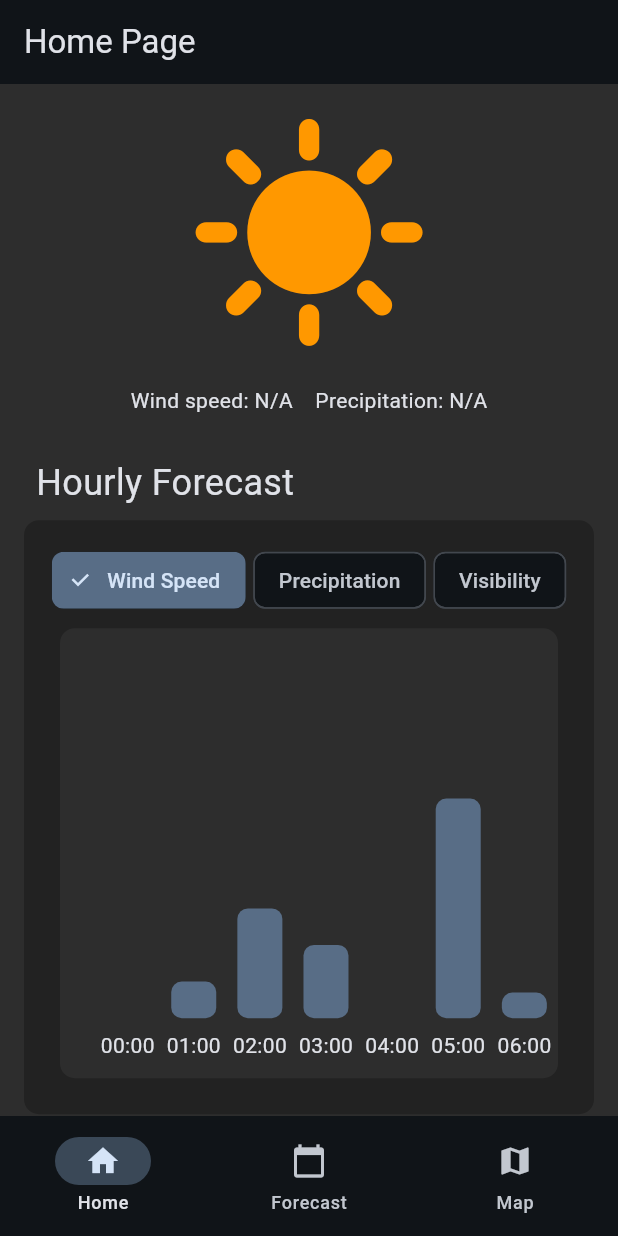
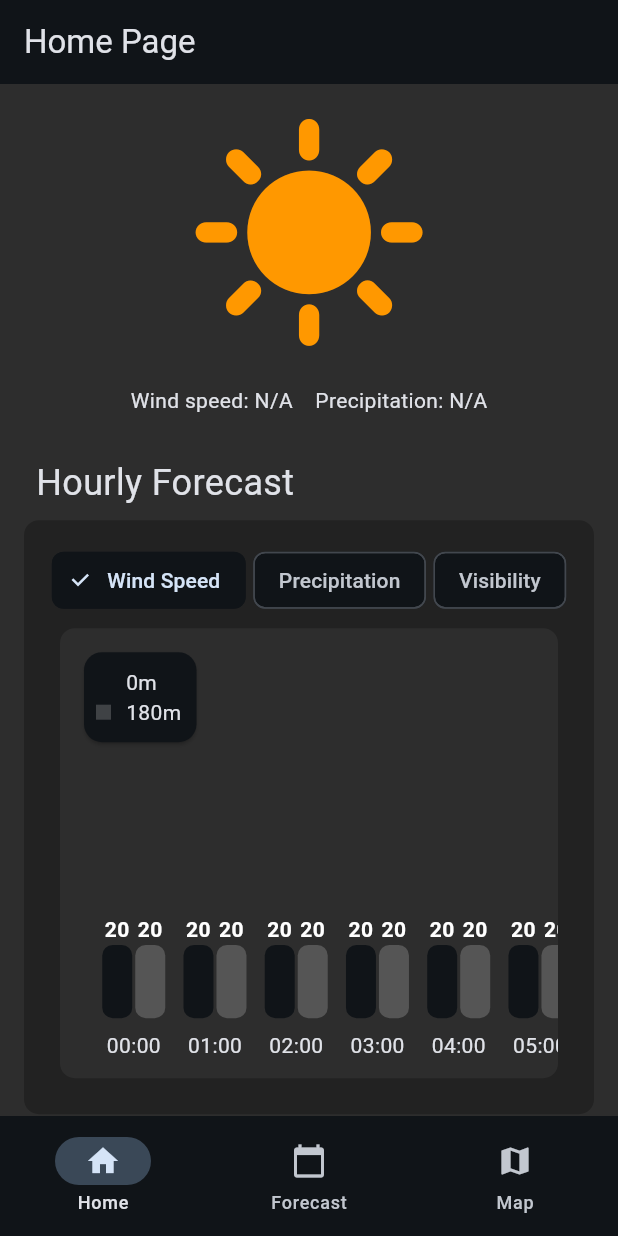
Before and after one commit to PunnyBunny/AeroWeatherProMax, a Flutter app: the screen it shows after launch, on a phone screen of 412 x 824 dp. Run offline on Flutter 3.47's test engine with Material 3 defaults, Android fonts, the phone set to English and light mode, and no system bars; drawn by our look-alikes of fl_chart; our stand-ins replace equatable.

Commit message:
fix assets

```diff
--- a/lib/pages/forecast_page.dart
+++ b/lib/pages/forecast_page.dart
@@ -1,6 +1,5 @@
 import 'package:aero_weather_pro_max/widgets/day_forecast.dart';
 import 'package:flutter/material.dart';
-
 
 class ForecastPage extends StatelessWidget {
   const ForecastPage({Key? key}) : super(key: key);
@@ -24,24 +23,19 @@ class ForecastPage extends StatelessWidget {
             ),
           ),
           Expanded(
-            child: SingleChildScrollView(
-              child: Column(
-                mainAxisAlignment: MainAxisAlignment.center,
-                crossAxisAlignment: CrossAxisAlignment.center,
-                children: [
-                  ListView.builder(
+            child: ListView.builder(
               shrinkWrap: true,
               itemCount: 7, // Forecast for 7 days
               itemBuilder: (context, index) {
-                      return DayForecastWidget(date: DateTime.now().add(Duration(days: index)));
+                return DayForecastWidget(
+                  indexOfDate: index,
+                  date: DateTime.now().add(Duration(days: index)),
+                );
               },
             ),
+          ),
         ],
-              )
-            )
-          )
-        ]
-      )
+      ),
     );
   }
 }
--- a/lib/pages/home_page.dart
+++ b/lib/pages/home_page.dart
@@ -45,7 +45,7 @@ class _HomePage extends State<HomePage> {
                 style: TextStyle(fontSize: 24.0),
               ),
             ),
-            const BoxView(),
+            const BoxView(0), // day 0 is the current day
           ],
         ),
       ),
--- a/lib/widgets/box_view.dart
+++ b/lib/widgets/box_view.dart
@@ -1,9 +1,15 @@
 import 'package:aero_weather_pro_max/util/data_reader/data_reader.dart';
 import 'package:aero_weather_pro_max/widgets/charts/precipitation_chart.dart';
+import 'package:aero_weather_pro_max/widgets/charts/visibility_chart.dart';
+import 'package:aero_weather_pro_max/widgets/charts/wind_speed_chart.dart';
 import 'package:flutter/material.dart';
 
 class BoxView extends StatefulWidget {
-  const BoxView({super.key});
+  final int day;
+
+  const BoxView(this.day, {super.key});
+
+  @override
   @override
   State<BoxView> createState() => _BoxView();
 }
@@ -38,7 +44,7 @@ class _BoxView extends State<BoxView> {
                       return ChoiceChip(
                         backgroundColor: Colors.transparent,
                         disabledColor: Theme.of(context).colorScheme.secondary,
-                        selectedColor: Theme.of(context).colorScheme.primary,
+                        selectedColor: Theme.of(context).primaryColor,
                         label: Text(paramNames[index]),
                         selected: _tabIndex == index,
                         onSelected: (bool selected) {
@@ -64,17 +70,29 @@ class _BoxView extends State<BoxView> {
             alignment: Alignment.center,
             child: SingleChildScrollView(
               scrollDirection: Axis.horizontal,
-              child: PrecipitationChart(
-                DataReader()
-                    .forecasts[0]
-                    .hourForecasts
-                    .map((e) => e.precipitation.toDouble())
-                    .toList(),
-              ),
+              child: _getChart(),
             ),
           ),
         ],
       ),
     );
   }
+
+  Widget _getChart() {
+    final hourlyForecasts = DataReader().forecasts[0].hourForecasts;
+    if (_tabIndex == 0) {
+      return WindSpeedChart(
+        hourlyForecasts.map((e) => e.windSpeed0.toDouble()).toList(),
+        hourlyForecasts.map((e) => e.windSpeed180.toDouble()).toList(),
+      );
+    }
+    if (_tabIndex == 1) {
+      return PrecipitationChart(
+        hourlyForecasts.map((e) => e.precipitation.toDouble()).toList(),
+      );
+    }
+    return VisibilityChart(
+      hourlyForecasts.map((e) => e.visibility.toDouble()).toList(),
+    );
+  }
 }
--- /dev/null
+++ b/lib/widgets/charts/base_chart.dart
@@ -0,0 +1,87 @@
+import 'package:fl_chart/fl_chart.dart';
+import 'package:flutter/material.dart';
+
+class BaseChart extends StatelessWidget {
+  final double barWidth;
+  final List<List<double>> data;
+  final List<Color> colors;
+
+  // data[0][0], data[1][0], ..., data[k-1][0] is the first bar
+  // data[0][1], data[1][1], ..., data[k-1][1] is the second bar, and so on
+
+  BaseChart(this.barWidth, this.data, this.colors, {super.key}) {
+    assert(data.isNotEmpty);
+    assert(data[0].isNotEmpty);
+    assert(data.every((element) => element.length == data[0].length));
+  }
+
+  @override
+  Widget build(BuildContext context) {
+    // return a bar chart
+    return Container(
+      width: (barWidth * data.length + 16) * data[0].length,
+      padding: const EdgeInsets.all(16.0),
+      child: BarChart(
+        BarChartData(
+          gridData: FlGridData(show: false),
+          baselineY: 100,
+          borderData: FlBorderData(show: false),
+          maxY: 100,
+          barTouchData: BarTouchData(
+            touchTooltipData: BarTouchTooltipData(
+              tooltipBgColor: Colors.transparent,
+              tooltipMargin: 0,
+              tooltipPadding: const EdgeInsets.all(0),
+              getTooltipItem: (group, groupIndex, rod, rodIndex) {
+                return BarTooltipItem(
+                  rod.toY.round().toString(),
+                  TextStyle(color: Colors.white, fontWeight: FontWeight.bold),
+                );
+              },
+            ),
+          ),
+          titlesData: FlTitlesData(
+            // show: false,
+            leftTitles: AxisTitles(sideTitles: SideTitles(showTitles: false)),
+            rightTitles: AxisTitles(sideTitles: SideTitles(showTitles: false)),
+            topTitles: AxisTitles(sideTitles: SideTitles(showTitles: false)),
+            bottomTitles: AxisTitles(
+              sideTitles: SideTitles(
+                showTitles: true,
+                getTitlesWidget: (x, meta) {
+                  final hour = x.toInt().toString().padLeft(2, '0');
+                  return SideTitleWidget(
+                    axisSide: meta.axisSide,
+                    space: 8.0,
+                    child: Text('$hour:00'),
+                  );
+                },
+                reservedSize: 24,
+              ),
+            ),
+          ),
+          barGroups: _getBarGroups(),
+        ),
+      ),
+    );
+  }
+
+  List<BarChartGroupData> _getBarGroups() {
+    return List.generate(
+      data[0].length,
+      (i) => BarChartGroupData(
+        x: i,
+        showingTooltipIndicators: List.generate(data.length, (j) => j),
+        barRods: List.generate(
+          data.length,
+          (j) => BarChartRodData(
+            toY: data[j][i],
+            width: barWidth,
+            color: colors[j],
+            borderRadius: BorderRadius.circular(7),
+          ),
+        ),
+      ),
+    );
+  }
+}
--- a/lib/widgets/charts/precipitation_chart.dart
+++ b/lib/widgets/charts/precipitation_chart.dart
@@ -1,62 +1,15 @@
-import 'package:fl_chart/fl_chart.dart';
+import 'package:aero_weather_pro_max/widgets/charts/base_chart.dart';
 import 'package:flutter/material.dart';
 
 class PrecipitationChart extends StatelessWidget {
-  static const double BAR_WIDTH = 30.0;
   final List<double> precipitationData;
+
   const PrecipitationChart(this.precipitationData, {super.key});
 
   @override
   Widget build(BuildContext context) {
     // return a bar chart
-    return Container(
-      width: (BAR_WIDTH + 16) * 24,
-      padding: const EdgeInsets.all(16.0),
-      child: BarChart(
-        BarChartData(
-          gridData: FlGridData(show: false),
-          baselineY: 100,
-          borderData: FlBorderData(show: false),
-          maxY: 100,
-          titlesData: FlTitlesData(
-            // show: false,
-            leftTitles: AxisTitles(sideTitles: SideTitles(showTitles: false)),
-            rightTitles: AxisTitles(sideTitles: SideTitles(showTitles: false)),
-            topTitles: AxisTitles(sideTitles: SideTitles(showTitles: false)),
-            bottomTitles: AxisTitles(
-                sideTitles: SideTitles(
-              showTitles: true,
-              getTitlesWidget: (x, meta) {
-                final hour = x.toInt().toString().padLeft(2, '0');
-                return SideTitleWidget(
-                  axisSide: meta.axisSide,
-                  space: 8.0,
-                  child: Text('$hour:00'),
-                );
-              },
-              reservedSize: 24,
-            )),
-          ),
-          barGroups: _getBarGroups(context),
-        ),
-      ),
-    );
-  }
-
-  List<BarChartGroupData> _getBarGroups(BuildContext context) {
-    return List.generate(
-      precipitationData.length,
-      (i) => BarChartGroupData(
-        x: i,
-        barRods: [
-          BarChartRodData(
-            toY: precipitationData[i],
-            width: BAR_WIDTH,
-            color: Theme.of(context).colorScheme.primary,
-            borderRadius: BorderRadius.circular(7),
-          ),
-        ],
-      ),
-    );
+    return BaseChart(
+        30, [precipitationData], [Theme.of(context).primaryColor]);
   }
 }
--- /dev/null
+++ b/lib/widgets/charts/visibility_chart.dart
@@ -0,0 +1,14 @@
+import 'package:aero_weather_pro_max/widgets/charts/base_chart.dart';
+import 'package:flutter/material.dart';
+
+class VisibilityChart extends StatelessWidget {
+  final List<double> visibilityData;
+
+  const VisibilityChart(this.visibilityData, {super.key});
+
+  @override
+  Widget build(BuildContext context) {
+    // return a bar chart
+    return BaseChart(30, [visibilityData], [Theme.of(context).primaryColor]);
+  }
+}
--- /dev/null
+++ b/lib/widgets/charts/wind_speed_chart.dart
@@ -0,0 +1,58 @@
+import 'package:aero_weather_pro_max/widgets/charts/base_chart.dart';
+import 'package:flutter/material.dart';
+
+class WindSpeedChart extends StatelessWidget {
+  final List<double> windSpeedData0, windSpeedData180;
+
+  const WindSpeedChart(this.windSpeedData0, this.windSpeedData180, {super.key});
+
+  @override
+  Widget build(BuildContext context) {
+    // return a bar chart
+    return Stack(
+      children: [
+        Card(
+          margin: const EdgeInsets.all(16),
+          child: Container(
+            padding: const EdgeInsets.all(8),
+            height: 60,
+            width: 75,
+            child: Column(
+              crossAxisAlignment: CrossAxisAlignment.start,
+              mainAxisAlignment: MainAxisAlignment.center,
+              children: [
+                Row(
+                  children: [
+                    Container(
+                      width: 10,
+                      height: 10,
+                      decoration: BoxDecoration(color: Theme.of(context).primaryColor),
+                    ),
+                    SizedBox(width: 10),
+                    Text("0m"),
+                  ],
+                ),
+                Row(
+                  children: [
+                    Container(
+                      width: 10,
+                      height: 10,
+                      decoration: BoxDecoration(color: Theme.of(context).highlightColor),
+                    ),
+                    SizedBox(width: 10),
+                    Text("180m"),
+                  ],
+                ),
+              ],
+            ),
+          ),
+        ),
+        BaseChart(
+          20,
+          [windSpeedData0, windSpeedData180],
+          [Theme.of(context).primaryColor, Theme.of(context).highlightColor],
+        ),
+      ],
+    );
+  }
+}
--- a/lib/widgets/day_forecast.dart
+++ b/lib/widgets/day_forecast.dart
@@ -1,10 +1,16 @@
 import 'package:flutter/material.dart';
+
 import './box_view.dart';
 
 class DayForecastWidget extends StatelessWidget {
   final DateTime date;
+  final int indexOfDate;
 
-  const DayForecastWidget({Key? key, required this.date}) : super(key: key);
+  const DayForecastWidget({
+    Key? key,
+    required this.date,
+    required this.indexOfDate,
+  }) : super(key: key);
 
   @override
   Widget build(BuildContext context) {
@@ -12,14 +18,16 @@ class DayForecastWidget extends StatelessWidget {
     WeatherInfo weatherInfo = getWeatherForDate(date);
 
     return Padding(
-      padding: const EdgeInsets.symmetric(vertical: 8.0),
+      padding: const EdgeInsets.symmetric(horizontal: 8.0),
       child: Card(
         elevation: 2, // Elevation for a shadow effect
         shape: RoundedRectangleBorder(
           borderRadius: BorderRadius.circular(10), // Rounded corners
         ),
-        color: Colors.grey[100], // Background colour of the card
+        color: Theme.of(context).canvasColor, // Background colour of the card
         child: ExpansionTile(
+          // childrenPadding: const EdgeInsets.all(16),
+          shape: const Border(),
           title: Row(
             mainAxisAlignment: MainAxisAlignment.center,
             children: [
@@ -27,19 +35,20 @@ class DayForecastWidget extends StatelessWidget {
                 _formatDate(date), // Display date
                 style: const TextStyle(fontSize: 16),
               ),
-              const SizedBox(width: GAP), // Spacing between date and weather icon
+              const SizedBox(width: GAP),
+              // Spacing between date and weather icon
               Image.asset(
                 weatherInfo.icon, // Weather icon
                 height: 24,
                 width: 24,
               ),
-              const SizedBox(width: GAP), // Adding spacing between weather icon and rain and wind info
+              const SizedBox(width: GAP),
+              // Adding spacing between weather icon and rain and wind info
               Column(
                 children: [
-                  Row(
-                    children: [
+                  Row(children: [
                     Image.asset(
-                        '../../assets/icons/raindrop.png', // Raindrop icon
+                      'assets/icons/raindrop.png', // Raindrop icon
                       height: 24,
                       width: 24,
                     ),
@@ -47,33 +56,34 @@ class DayForecastWidget extends StatelessWidget {
                       '${weatherInfo.rainAmount} mm', // Rain amount
                       style: const TextStyle(fontSize: 16),
                     ),
-                    ]
-                  ),
+                  ]),
                   Row(
                     children: [
                       const SizedBox(width: GAP + 4),
                       Image.asset(
-                        '../../assets/icons/wind.png', // Wind icon
+                        'assets/icons/wind.png', // Wind icon
                         height: 24,
                         width: 24,
                       ),
                       Text(
-                        '${weatherInfo.windDirection} ${weatherInfo.windSpeed} m/s', // Wind direction and speed
+                        '${weatherInfo.windDirection} ${weatherInfo.windSpeed} m/s',
+                        // Wind direction and speed
                         style: const TextStyle(fontSize: 16),
                       ),
-                    ]
+                    ],
                   )
-                ]
+                ],
               ),
             ],
           ),
-          children: const <Widget>[
+          children: <Widget>[
+            const Divider(),
             // Content for the dropdown tile
             Padding(
-              padding: EdgeInsets.symmetric(horizontal: 16.0),
+              padding: const EdgeInsets.fromLTRB(16, 8, 16, 16),
               child: Column(
                 children: <Widget>[
-                  BoxView(),
+                  BoxView(indexOfDate),
                 ],
               ),
             ),
@@ -91,10 +101,9 @@ class DayForecastWidget extends StatelessWidget {
   WeatherInfo getWeatherForDate(DateTime date) {
     // Dummy method to get weather info
     if (date.day % 2 == 0) {
-      return WeatherInfo('../../assets/icons/sunny.png', 0, 'N', 10.0);
-    }
-    else {
-      return WeatherInfo('../../assets/icons/cloudy.png', 5.0, 'E', 15.0);
+      return WeatherInfo('assets/icons/sunny.png', 0, 'N', 10.0);
+    } else {
+      return WeatherInfo('assets/icons/cloudy.png', 5.0, 'E', 15.0);
     }
   }
 }
```
Lines whose indentation alone changed are shown as unchanged.
